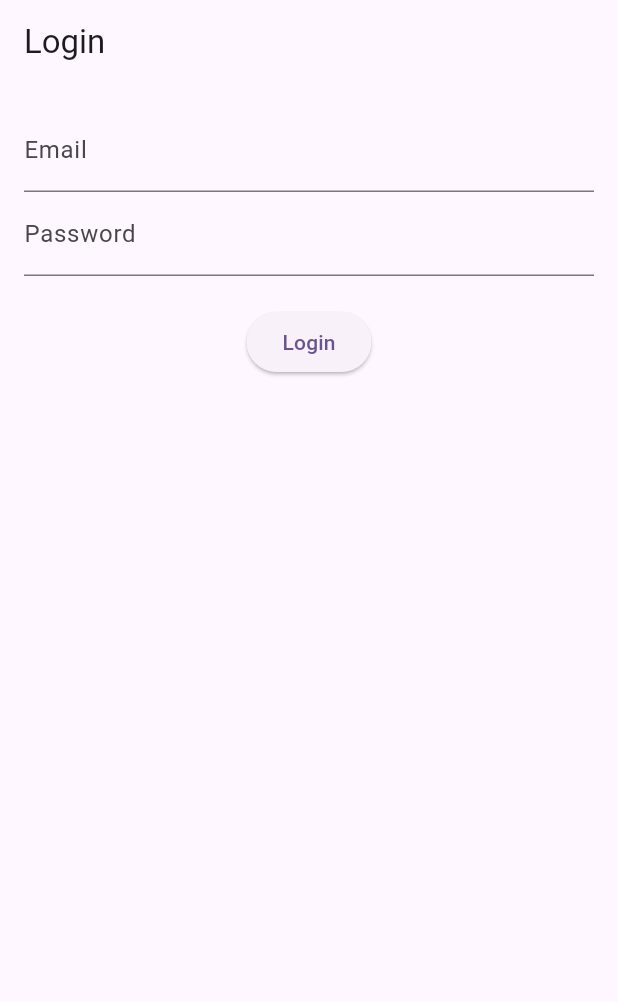
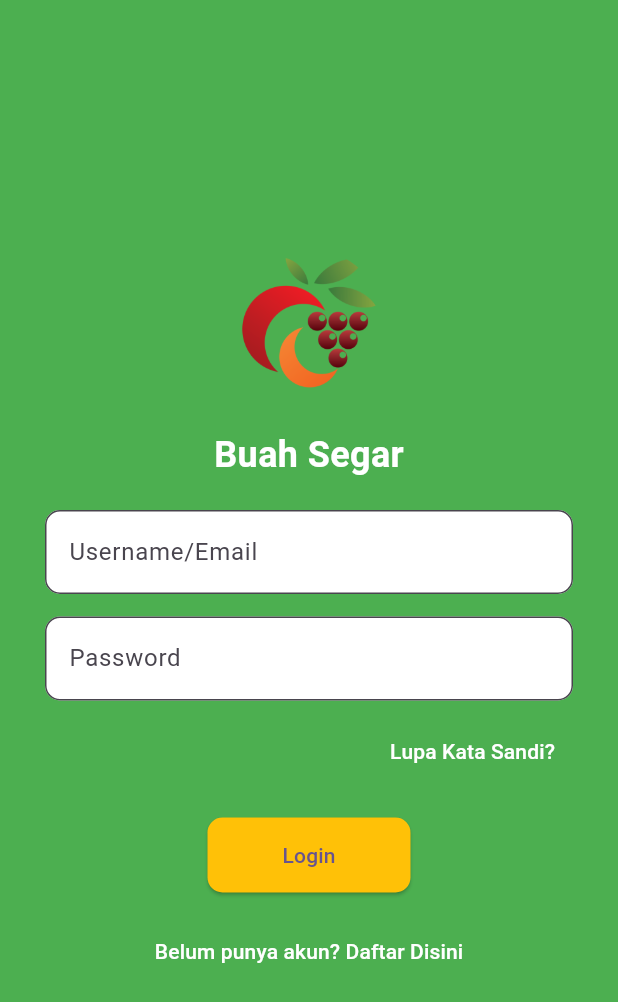
Before and after one commit to Firdaa-code57/project_uas_grup, a Flutter app: the screen it shows after launch, after a tap on "Continue to login", on a phone screen of 412 x 824 dp. Shown: the top 1002 px of the screen. Run offline on Flutter 3.47's test engine with Material 3 defaults, Android fonts, the phone set to English and light mode, and no system bars; our stand-ins replace get, image_picker, supabase_flutter; accounts and stored records are empty; network calls fail.

Commit message:
atur UI login

```diff
--- a/lib/app/views/login_page.dart
+++ b/lib/app/views/login_page.dart
@@ -11,28 +11,113 @@ class LoginPage extends StatelessWidget {
   @override
   Widget build(BuildContext context) {
     return Scaffold(
-      appBar: AppBar(title: Text('Login')),
-      body: Padding(
-        padding: const EdgeInsets.all(16),
+      backgroundColor: Color(0xFF4CAF50), // Warna latar belakang hijau
+      body: Center(
+        child: SingleChildScrollView(
+          child: Column(
+            mainAxisAlignment: MainAxisAlignment.center,
+            children: <Widget>[
+              // Gambar bulat di atas
+              Container(
+                height: 100,
+                width: 100,
+                decoration: BoxDecoration(
+                  shape: BoxShape.circle,
+                  image: DecorationImage(image: AssetImage('assets/login.png')),
+                ),
+              ),
+              SizedBox(height: 20),
+              // Judul
+              Text(
+                'Buah Segar',
+                style: TextStyle(
+                  fontSize: 24,
+                  fontWeight: FontWeight.bold,
+                  color: Colors.white,
+                ),
+              ),
+              SizedBox(height: 20),
+              // Form login
+              Padding(
+                padding: const EdgeInsets.symmetric(horizontal: 30),
                 child: Column(
                   children: [
+                    // TextField Email/Username
                     TextField(
-              controller: emailC,
-              decoration: InputDecoration(labelText: 'Email'),
+                      controller: emailC, // <-- tetap gunakan controller lama
+                      decoration: InputDecoration(
+                        filled: true,
+                        fillColor: Colors.white,
+                        hintText: 'Username/Email',
+                        border: OutlineInputBorder(
+                          borderRadius: BorderRadius.circular(10),
                         ),
+                      ),
+                    ),
+                    SizedBox(height: 15),
+                    // TextField Password
                     TextField(
-              controller: passC,
+                      controller: passC, // <-- tetap gunakan controller lama
                       obscureText: true,
-              decoration: InputDecoration(labelText: 'Password'),
+                      decoration: InputDecoration(
+                        filled: true,
+                        fillColor: Colors.white,
+                        hintText: 'Password',
+                        border: OutlineInputBorder(
+                          borderRadius: BorderRadius.circular(10),
+                        ),
+                      ),
+                    ),
+                    SizedBox(height: 10),
+                    Align(
+                      alignment: Alignment.centerRight,
+                      child: TextButton(
+                        onPressed: () {
+                          // Tambahkan aksi lupa password jika dibutuhkan
+                        },
+                        child: Text(
+                          'Lupa Kata Sandi?',
+                          style: TextStyle(color: Colors.white),
+                        ),
+                      ),
                     ),
                     SizedBox(height: 20),
+                    // Tombol Login
                     ElevatedButton(
                       onPressed: () {
-                authC.login(emailC.text, passC.text);
+                        authC.login(
+                          emailC.text,
+                          passC.text,
+                        ); // <-- logika login lama
                       },
                       child: Text('Login'),
+                      style: ElevatedButton.styleFrom(
+                        backgroundColor: Color(0xFFFFC107),
+                        padding: EdgeInsets.symmetric(
+                          horizontal: 50,
+                          vertical: 15,
                         ),
-          ],
+                        shape: RoundedRectangleBorder(
+                          borderRadius: BorderRadius.circular(10),
+                        ),
+                      ),
+                    ),
+                    SizedBox(height: 15),
+                    // Tombol daftar
+                    TextButton(
+                      onPressed: () {
+                        // Tambahkan navigasi ke halaman daftar jika dibutuhkan
+                      },
+                      child: Text(
+                        'Belum punya akun? Daftar Disini',
+                        style: TextStyle(color: Colors.white),
+                      ),
+                    ),
+                  ], // akhir children Column dalam Padding
+                ),
+              ), // akhir Padding
+            ], // akhir children Column utama
+          ),
         ),
       ),
     );
```
Also changed, not shown: assets/login.png (added). Lines whose indentation alone changed are shown as unchanged.
